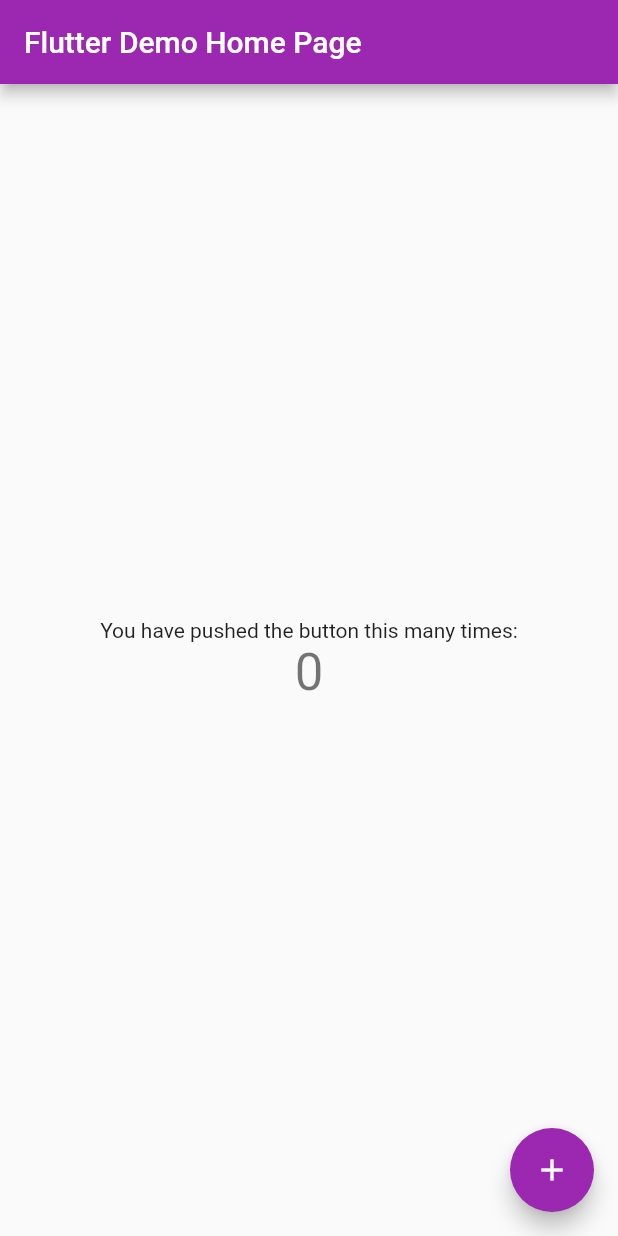
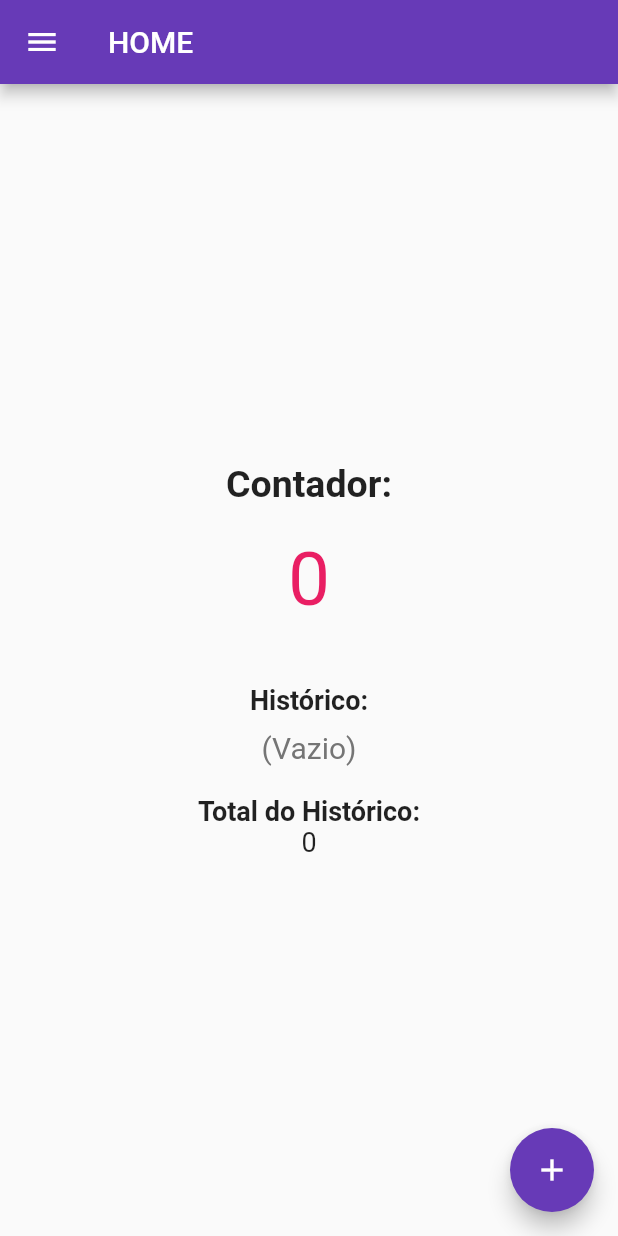
Before and after one commit to leticiaborchardt/IntroducaoFlutter, a Flutter app: the screen it shows after launch, on a phone screen of 412 x 824 dp. Run offline on Flutter 3.47's test engine with Material 2 defaults, Android fonts, the phone set to English and light mode, and no system bars.

Commit message:
Exercício

```diff
--- a/lib/fiscal.dart
+++ b/lib/fiscal.dart
@@ -1,4 +1,4 @@
-import 'dart:collection';
+
 import 'package:introducao_flutter/model.dart';
 
 class Pessoa {
@@ -33,7 +33,7 @@ class NotaFiscal {
   }
 
   bool possuiDesconto() {
-    return itens.map((e) => e.desconto).any((d) => true);
+    return itens.any((e) => e.desconto > 0.0);
   }
 
   List<ItemNF> itensComDesconto() {
--- a/lib/main.dart
+++ b/lib/main.dart
@@ -1,6 +1,5 @@
 import 'package:flutter/material.dart';
-import 'package:introducao_flutter/fiscal.dart';
-import 'package:introducao_flutter/model.dart';
+import 'package:introducao_flutter/my_home_page.dart';
 
 void main() {
   runApp(const MyApp());
@@ -9,110 +8,15 @@ void main() {
 class MyApp extends StatelessWidget {
   const MyApp({Key? key}) : super(key: key);
 
-  // This widget is the root of your application.
   @override
   Widget build(BuildContext context) {
     return MaterialApp(
       title: 'Flutter Demo',
       theme: ThemeData(
-        // This is the theme of your application.
-        //
-        // Try running your application with "flutter run". You'll see the
-        // application has a blue toolbar. Then, without quitting the app, try
-        // changing the primarySwatch below to Colors.green and then invoke
-        // "hot reload" (press "r" in the console where you ran "flutter run",
-        // or simply save your changes to "hot reload" in a Flutter IDE).
-        // Notice that the counter didn't reset back to zero; the application
-        // is not restarted.
-        primarySwatch: Colors.purple,
+        primarySwatch: Colors.deepPurple,
       ),
-      home: const MyHomePage(title: 'Flutter Demo Home Page'),
+      home: const MyHomePage(),
+      debugShowCheckedModeBanner: false,
     );
   }
 }
-
-class MyHomePage extends StatefulWidget {
-  const MyHomePage({Key? key, required this.title}) : super(key: key);
-
-  // This widget is the home page of your application. It is stateful, meaning
-  // that it has a State object (defined below) that contains fields that affect
-  // how it looks.
-
-  // This class is the configuration for the state. It holds the values (in this
-  // case the title) provided by the parent (in this case the App widget) and
-  // used by the build method of the State. Fields in a Widget subclass are
-  // always marked "final".
-
-  final String title;
-
-  @override
-  State<MyHomePage> createState() => _MyHomePageState();
-}
-
-class _MyHomePageState extends State<MyHomePage> {
-  int _counter = 0;
-
-  void _incrementCounter() {
-    mainNotaFiscal();
-    setState(() {
-      // This call to setState tells the Flutter framework that something has
-      // changed in this State, which causes it to rerun the build method below
-      // so that the display can reflect the updated values. If we changed
-      // _counter without calling setState(), then the build method would not be
-      // called again, and so nothing would appear to happen.
-      _counter++;
-    });
-  }
-
-  @override
-  Widget build(BuildContext context) {
-    // This method is rerun every time setState is called, for instance as done
-    // by the _incrementCounter method above.
-    //
-    // The Flutter framework has been optimized to make rerunning build methods
-    // fast, so that you can just rebuild anything that needs updating rather
-    // than having to individually change instances of widgets.
-    return Scaffold(
-      appBar: AppBar(
-        // Here we take the value from the MyHomePage object that was created by
-        // the App.build method, and use it to set our appbar title.
-        title: Text(widget.title),
-      ),
-      body: Center(
-        // Center is a layout widget. It takes a single child and positions it
-        // in the middle of the parent.
-        child: Column(
-          // Column is also a layout widget. It takes a list of children and
-          // arranges them vertically. By default, it sizes itself to fit its
-          // children horizontally, and tries to be as tall as its parent.
-          //
-          // Invoke "debug painting" (press "p" in the console, choose the
-          // "Toggle Debug Paint" action from the Flutter Inspector in Android
-          // Studio, or the "Toggle Debug Paint" command in Visual Studio Code)
-          // to see the wireframe for each widget.
-          //
-          // Column has various properties to control how it sizes itself and
-          // how it positions its children. Here we use mainAxisAlignment to
-          // center the children vertically; the main axis here is the vertical
-          // axis because Columns are vertical (the cross axis would be
-          // horizontal).
-          mainAxisAlignment: MainAxisAlignment.center,
-          children: <Widget>[
-            const Text(
-              'You have pushed the button this many times:',
-            ),
-            Text(
-              '$_counter',
-              style: Theme.of(context).textTheme.headline4,
-            ),
-          ],
-        ),
-      ),
-      floatingActionButton: FloatingActionButton(
-        onPressed: _incrementCounter,
-        tooltip: 'Increment',
-        child: const Icon(Icons.add),
-      ), // This trailing comma makes auto-formatting nicer for build methods.
-    );
-  }
-}
--- /dev/null
+++ b/lib/my_home_page.dart
@@ -0,0 +1,140 @@
+import 'package:flutter/material.dart';
+
+class MyHomePage extends StatefulWidget {
+  const MyHomePage({Key? key}) : super(key: key);
+
+  @override
+  State<MyHomePage> createState() => _MyHomePageState();
+}
+
+class _MyHomePageState extends State<MyHomePage> {
+
+  bool _incrementando = true;
+  int _contador = 0;
+  List<int> _historico = [];
+  int _total = 0;
+
+  @override
+  Widget build(BuildContext context) {
+    return Scaffold(
+      appBar: AppBar(
+        title: const Text(
+          'HOME',
+          style: TextStyle(color: Colors.white),
+        ),
+      ),
+      drawer: _buildDrawer(),
+      body: _buildBody(),
+      floatingActionButton: FloatingActionButton(
+        onPressed: _incrementarOuDecrementar,
+        tooltip: _incrementando ? 'Incrementar' : 'Decrementar',
+        child: Icon(_incrementando ? Icons.add : Icons.remove),
+      ),
+    );
+  }
+
+  Center _buildBody() {
+    return Center(
+      child: Column(
+        mainAxisAlignment: MainAxisAlignment.center,
+        children: [
+          const Text(
+            'Contador:', style: TextStyle(fontSize: 25, fontWeight: FontWeight.bold),
+          ),
+          const SizedBox(height: 20.0,),
+          Text(
+            '$_contador',
+            style: const TextStyle(color: Colors.pink, fontSize: 50.0),
+          ),
+          const SizedBox(height: 40.0,),
+          const Text(
+            'Histórico:', style: TextStyle(fontSize: 18, fontWeight: FontWeight.bold),
+          ),
+          const SizedBox(height: 10.0,),
+          Padding(
+            padding: const EdgeInsets.symmetric(horizontal: 20.0),
+            child: Text(_historico.isEmpty ? '(Vazio)' : _historico.join(', '),
+              textAlign: TextAlign.center,
+              style: TextStyle(fontSize: 20, color: Colors.grey.shade600)
+            ),
+          ),
+          const SizedBox(height: 20.0,),
+          const Text(
+            'Total do Histórico:', style: TextStyle(fontSize: 18, fontWeight: FontWeight.bold),
+          ),
+          Text(
+            '$_total', style: TextStyle(fontSize: 18),
+          ),
+        ],
+      ),
+    );
+  }
+
+  Drawer _buildDrawer() {
+    return Drawer(
+      child: ListView(
+        padding: EdgeInsets.zero,
+        children: <Widget>[
+          const DrawerHeader(
+            decoration: BoxDecoration(
+                image: DecorationImage(
+                    image: NetworkImage("https://images4.alphacoders.com/100/1008904.png"),
+                    fit: BoxFit.cover)
+            ),
+            child: Text('Drawer', style: TextStyle(color: Colors.white, fontSize: 24),),
+          ),
+          ListTile(
+            leading: const Icon(Icons.clear),
+            title: const Text('Zerar Contador', style: TextStyle(fontSize: 16),),
+            onTap: _zerar
+          ),
+          ListTile(
+            leading: const Icon(Icons.swap_horiz),
+            title: const Text('Inverter Contador', style: TextStyle(fontSize: 16),),
+            onTap: _inverter,
+          ),
+          ListTile(
+            leading: const Icon(Icons.memory),
+            title: const Text('Memorizar Contador', style: TextStyle(fontSize: 16),),
+            onTap: _memorizar,
+          ),
+        ],
+      ),
+    );
+  }
+
+  void _incrementarOuDecrementar() {
+    setState(() {
+      if (_incrementando) {
+        _contador++;
+      } else {
+        _contador--;
+      }
+    });
+  }
+
+  void _zerar() {
+    Navigator.of(context).pop();
+    setState(() {
+      _contador = 0;
+      _historico.clear();
+      _total = 0;
+    });
+  }
+
+  void _inverter(){
+    Navigator.of(context).pop();
+    setState(() {
+      _incrementando = !_incrementando;
+    });
+  }
+
+  void _memorizar(){
+    Navigator.of(context).pop();
+    setState(() {
+      _historico.add(_contador);
+      _total = _historico.isNotEmpty ? _historico.reduce((a, b) => a + b) : 0;
+    });
+  }
+
+}
```
